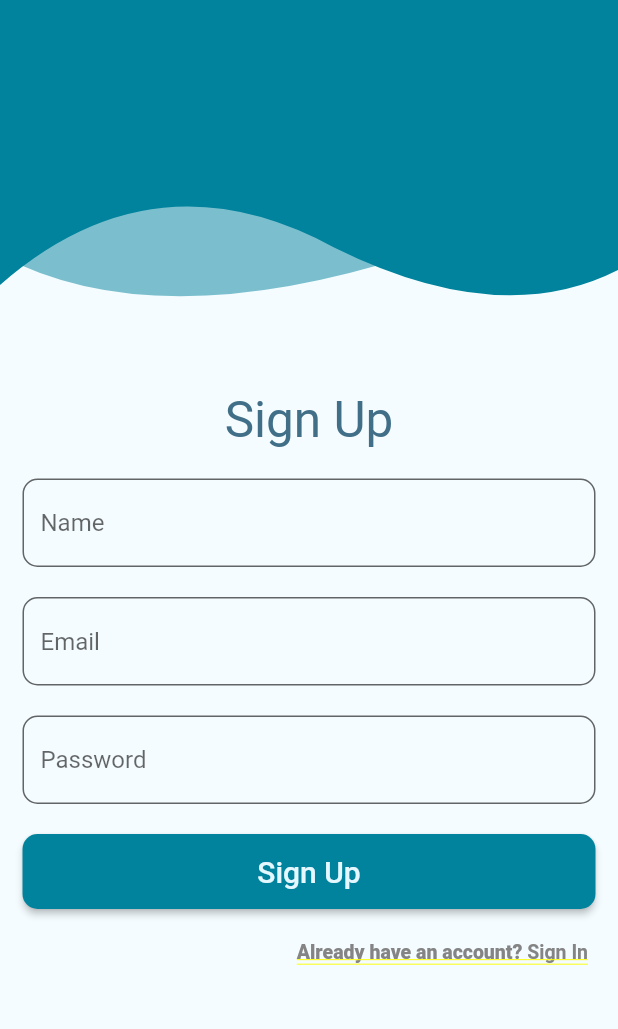
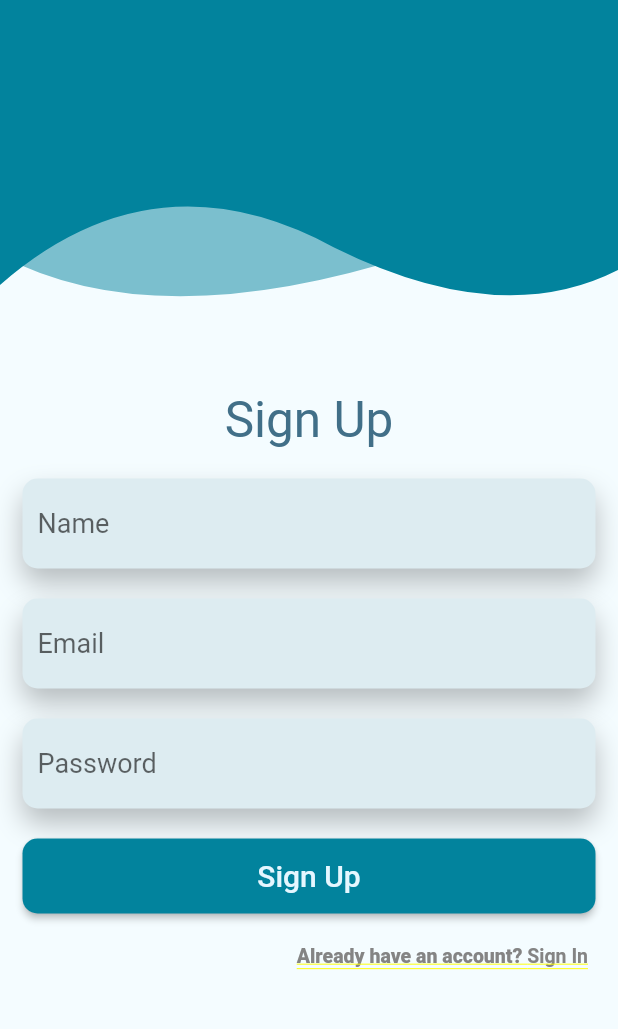
Before and after one commit to Parinika/findyourdoctor, a Flutter app: the SignupScreen screen opened directly, on a phone screen of 412 x 824 dp, the part 84-1113 px from its top. Run offline on Flutter 3.47's test engine with Material 2 defaults, Android fonts, the phone set to English and light mode, and no system bars.

Commit message:
text field in login updated

```diff
--- a/lib/Screens/signup/signup_screen.dart
+++ b/lib/Screens/signup/signup_screen.dart
@@ -94,40 +94,109 @@ class SignupScreen extends StatelessWidget {
                   ),
                 ),
                 Container(
+
                   margin: EdgeInsets.only(top: 20, left: 15, right: 15),
-                  child: TextField(
-                    decoration: InputDecoration(
-                        fillColor: lightBG,
-                        filled: true,
-                        hintText: 'Name',
-                        border: OutlineInputBorder(
-                            borderRadius: BorderRadius.circular(10))),
-                  ),
+                  decoration: BoxDecoration(
+                      color: tacolor,
+                      borderRadius: BorderRadius.circular(10),
+                      boxShadow: [
+                        BoxShadow(
+                          color: Color(0x140000000),
+                          offset: Offset(0, 10),
+                          blurRadius: 15,
+                          spreadRadius: 0,
+                        )
+                      ]),
+                  height: 60,
+                  width: size.width,
+                  child: Row(children: [
+                    Expanded(
+                      flex: 5,
+                      child: Container(
+                        margin: EdgeInsets.only(left: 10, right: 10),
+                        child: TextField(
+                          maxLines: 1,
+                          autofocus: false,
+                          style: TextStyle(
+                            color: textcolor,
+                            fontSize: 18,
+                          ),
+                          decoration: InputDecoration(
+                              border: InputBorder.none, hintText: "Name"),
+                        ),
+                      ),
+                    ),
+                  ]),
                 ),
                 Container(
+
                   margin: EdgeInsets.only(top: 20, left: 15, right: 15),
-                  child: TextField(
-                    decoration: InputDecoration(
-                        fillColor: lightBG,
-                        filled: true,
-                        hintText: 'Email',
-                        focusedBorder: InputBorder. none,
-                        border: OutlineInputBorder(
-                            borderRadius: BorderRadius.circular(10),
-                            )
-                            ),
-                  ),
+                  decoration: BoxDecoration(
+                      color: tacolor,
+                      borderRadius: BorderRadius.circular(10),
+                      boxShadow: [
+                        BoxShadow(
+                          color: Color(0x140000000),
+                          offset: Offset(0, 10),
+                          blurRadius: 15,
+                          spreadRadius: 0,
+                        )
+                      ]),
+                  height: 60,
+                  width: size.width,
+                  child: Row(children: [
+                    Expanded(
+                      flex: 5,
+                      child: Container(
+                        margin: EdgeInsets.only(left: 10, right: 10),
+                        child: TextField(
+                          maxLines: 1,
+                          autofocus: false,
+                          style: TextStyle(
+                            color: textcolor,
+                            fontSize: 18,
+                          ),
+                          decoration: InputDecoration(
+                              border: InputBorder.none, hintText: "Email"),
+                        ),
+                      ),
+                    ),
+                  ]),
                 ),
                 Container(
+
                   margin: EdgeInsets.only(top: 20, left: 15, right: 15),
-                  child: TextField(
-                    decoration: InputDecoration(
-                        fillColor: lightBG,
-                        filled: true,
-                        hintText: 'Password',
-                        border: OutlineInputBorder(
-                            borderRadius: BorderRadius.circular(10))),
-                  ),
+                  decoration: BoxDecoration(
+                      color: tacolor,
+                      borderRadius: BorderRadius.circular(10),
+                      boxShadow: [
+                        BoxShadow(
+                          color: Color(0x140000000),
+                          offset: Offset(0, 10),
+                          blurRadius: 15,
+                          spreadRadius: 0,
+                        )
+                      ]),
+                  height: 60,
+                  width: size.width,
+                  child: Row(children: [
+                    Expanded(
+                      flex: 5,
+                      child: Container(
+                        margin: EdgeInsets.only(left: 10, right: 10),
+                        child: TextField(
+                          maxLines: 1,
+                          autofocus: false,
+                          style: TextStyle(
+                            color: textcolor,
+                            fontSize: 18,
+                          ),
+                          decoration: InputDecoration(
+                              border: InputBorder.none, hintText: "Password"),
+                        ),
+                      ),
+                    ),
+                  ]),
                 ),
                 Container(
                   margin: EdgeInsets.only(top: 20, left: 15, right: 15),
--- a/pubspec.yaml
+++ b/pubspec.yaml
@@ -32,6 +32,7 @@ dependencies:
     sdk: flutter
   flutter_svg: ^1.1.1+1
   material: ^1.0.0+2
+  http: ^0.13.4
 
 dev_dependencies:
   flutter_lints: ^2.0.0
```
Also changed, not shown: lib/Screens/home/home_screen.dart (+15 -38 lines), lib/Screens/login/login_screen.dart (+56 -12 lines), pubspec.lock, 1 other file.
